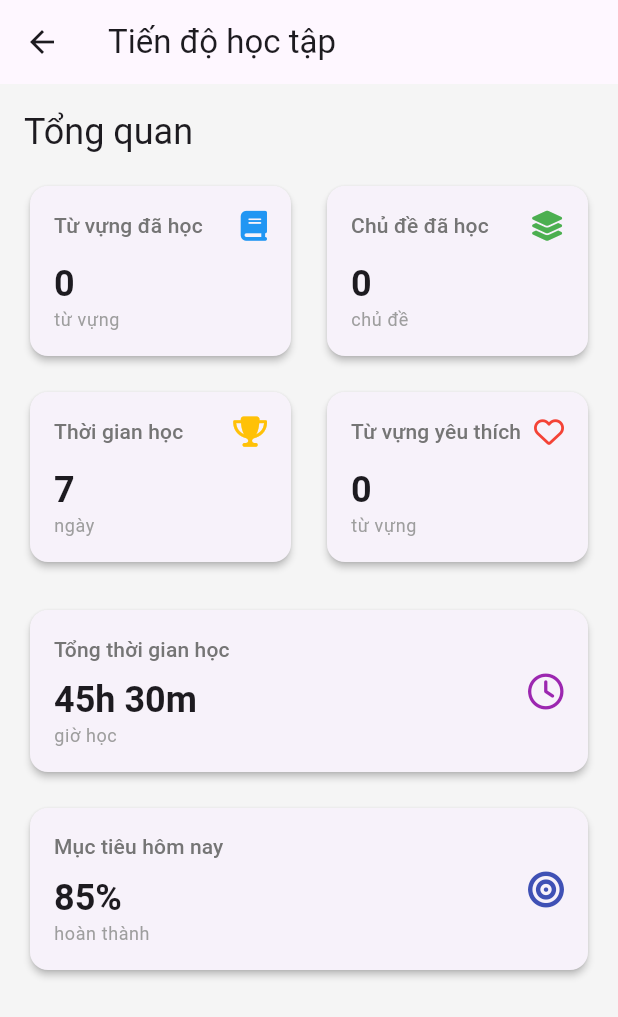
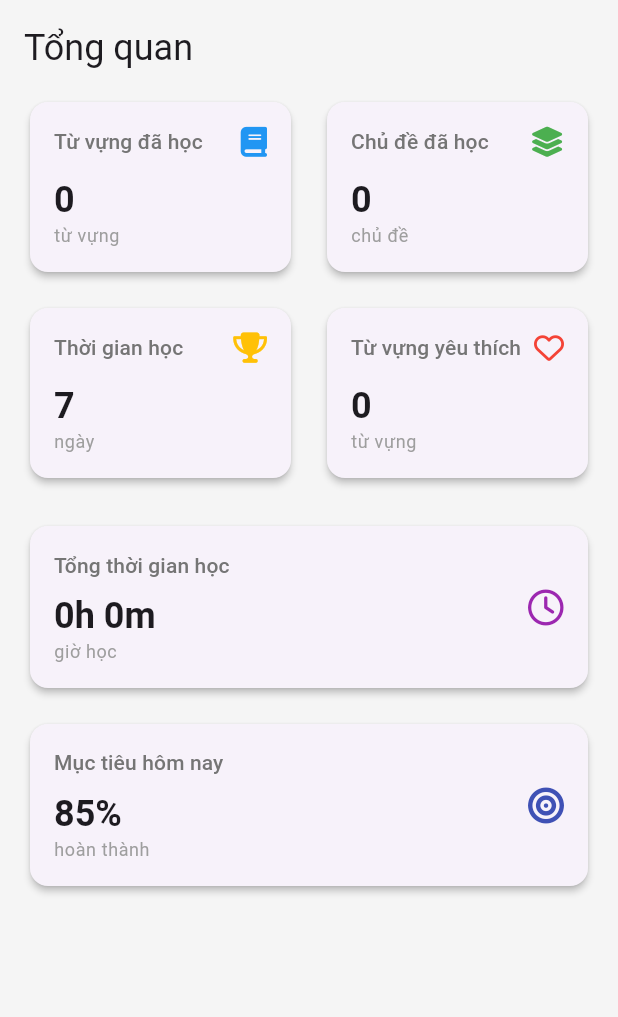
Before and after one commit to phamthanhtung35NB/EnglishMasterUET, a Flutter app: the ProgressScreen screen opened directly, on a phone screen of 412 x 824 dp. Shown: the top 1017 px of the screen. Run offline on Flutter 3.47's test engine with Material 3 defaults, Android fonts, the light colour scheme and no system bars; our stand-ins replace audioplayers, convex_bottom_bar, firebase_auth, firebase_core, flip_card, flutter_svg and 4 more; missing offline and left inert: translator; accounts and stored records are empty; generated files the repository leaves out were written again; network calls fail.

Commit message:
thoi gian hoc

```diff
--- a/app/lib/model/user_progress.dart
+++ b/app/lib/model/user_progress.dart
@@ -1,3 +1,5 @@
+import 'dart:async';
+
 import 'package:flutter/foundation.dart';
 import 'learned_word.dart'; // Đảm bảo import class LearnedWord
 import 'package:shared_preferences/shared_preferences.dart';
@@ -9,6 +11,42 @@ class UserProgress extends ChangeNotifier {
   Map<String, Set<String>> _learnedTopics = {};
   List<LearnedWord> _allLearnedWords = [];
   List<LearnedWord> _favoriteWords = [];
+
+  DateTime? _loginTime;
+  Duration _totalStudyTime = Duration.zero;
+  Timer? _studyTimer;
+
+  DateTime? get loginTime => _loginTime;
+  Duration get totalStudyTime => _totalStudyTime;
+
+  void startStudyTracking() {
+    _loginTime = DateTime.now();
+    // Bắt đầu timer cập nhật thời gian học mỗi giây
+    _studyTimer = Timer.periodic(Duration(seconds: 1), (timer) {
+      _totalStudyTime = DateTime.now().difference(_loginTime!);
+      notifyListeners();
+    });
+  }
+
+  void stopStudyTracking() {
+    _studyTimer?.cancel();
+  }
+
+  // Phương thức để format thời gian học thành chuỗi dễ đọc
+  String formatStudyTime() {
+    int hours = _totalStudyTime.inHours;
+    int minutes = _totalStudyTime.inMinutes.remainder(60);
+    int seconds = _totalStudyTime.inSeconds.remainder(60);
+    return '${hours}h ${minutes}m';
+  }
+
+  // Thêm phương thức reset khi logout
+  void resetStudyTime() {
+    _loginTime = null;
+    _totalStudyTime = Duration.zero;
+    _studyTimer?.cancel();
+    notifyListeners();
+  }
 
   UserProgress() {
     // Load saved progress when the class is initialized
--- a/app/lib/screen/progress/progress.dart
+++ b/app/lib/screen/progress/progress.dart
@@ -17,15 +17,18 @@ class ProgressScreen extends StatelessWidget {
     'dailyGoal': '85%',
   };
 
+  // Thêm hàm format duration
+  String _formatDuration(Duration duration) {
+    int hours = duration.inHours;
+    int minutes = duration.inMinutes.remainder(60);
+    return '$hours h ${minutes.toString().padLeft(2, '0')} m';
+  }
+
   @override
   Widget build(BuildContext context) {
     final userProgress = context.watch<UserProgress>();
     return Scaffold(
       backgroundColor: Colors.grey[100],
-      appBar: AppBar(
-        title: Text('Tiến độ học tập'),
-        elevation: 0,
-      ),
       body: SingleChildScrollView(
         child: Padding(
           padding: const EdgeInsets.all(16.0),
@@ -117,7 +120,7 @@ class ProgressScreen extends StatelessWidget {
                 icon: FontAwesomeIcons.clock,
                 iconColor: Colors.purple,
                 title: 'Tổng thời gian học',
-                value: stats['totalStudyTime'],
+                value: userProgress.formatStudyTime(), // Sử dụng phương thức mới
                 subtitle: 'giờ học',
               ),
 
```
Also changed, not shown: app/lib/screen/login_screen.dart (+8 -0 lines).
